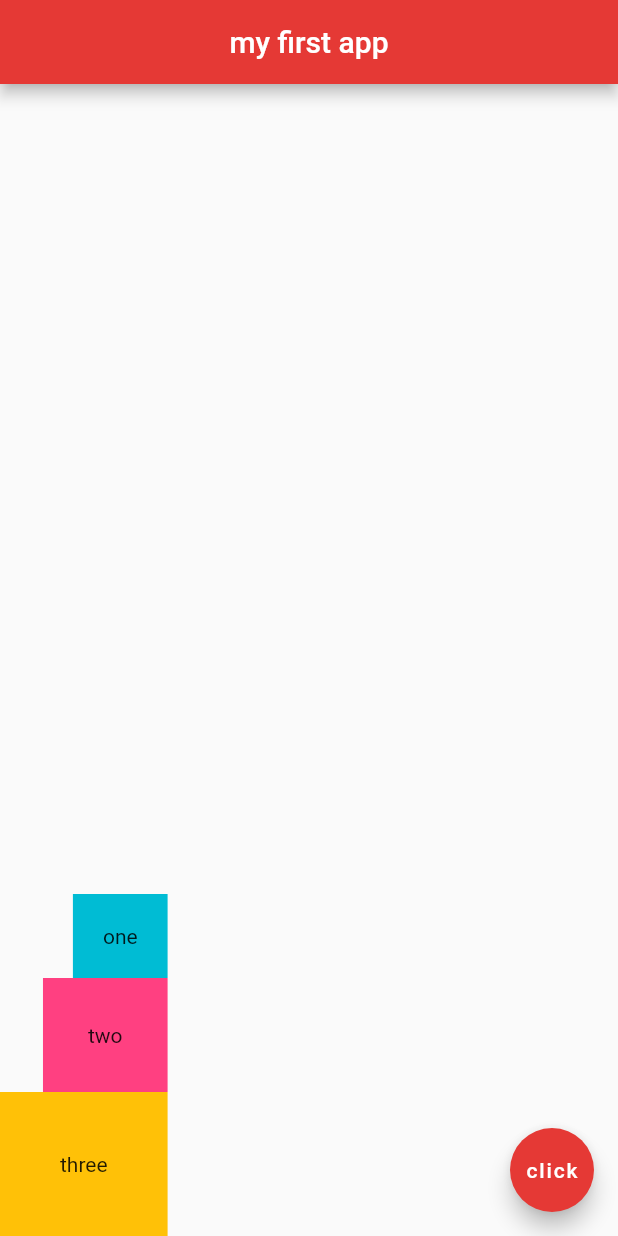
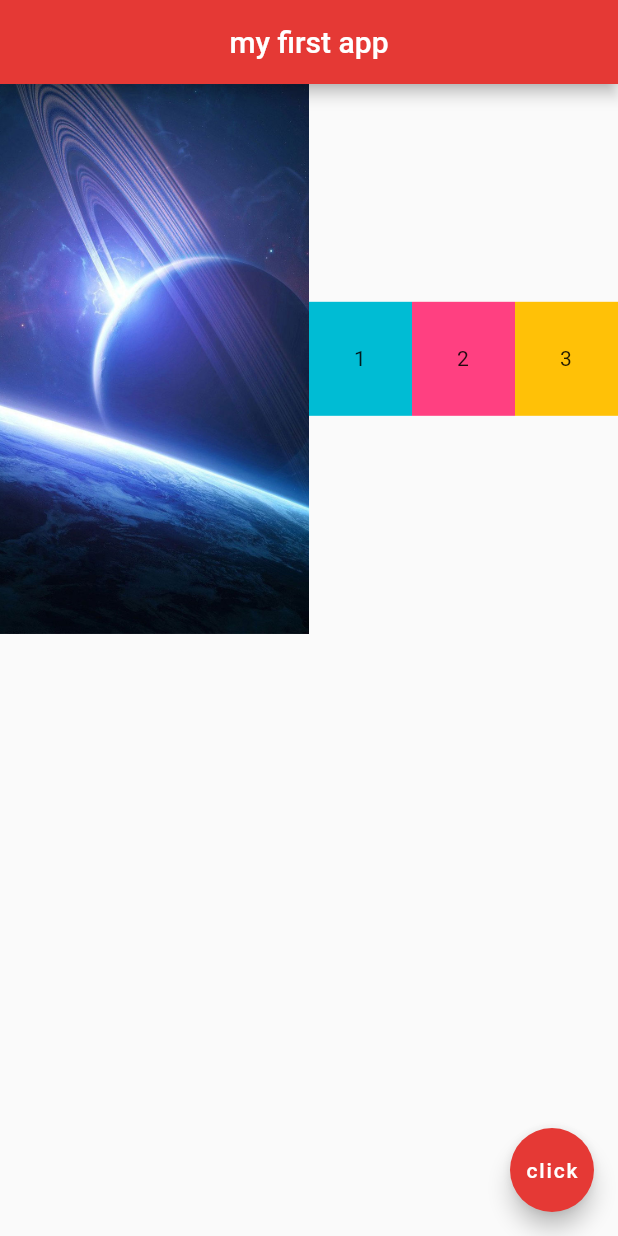
Before and after one commit to sai-myne/flutter-Basic, a Flutter app: the screen it shows after launch, on a phone screen of 412 x 824 dp. Run offline on Flutter 3.47's test engine with Material 2 defaults, Android fonts, the phone set to English and light mode, and no system bars.

Commit message:
Expanded-Widgets

```diff
--- a/myapp/lib/main.dart
+++ b/myapp/lib/main.dart
@@ -13,24 +13,35 @@ class Home extends StatelessWidget {
         centerTitle: true,
         backgroundColor: Colors.red[600],
       ),
-      body: Column(
-        mainAxisAlignment: MainAxisAlignment.end,
-        crossAxisAlignment: CrossAxisAlignment.end,
+      body: Row(
         children: <Widget>[
-          Container(
-            padding: EdgeInsets.all(20),
-            color: Colors.cyan,
-            child: Text('one'),
+          Expanded(
+              child: Image.asset('assets/space2.jpg'),
+            flex: 3,
           ),
-          Container(
-            padding: EdgeInsets.all(30),
-            color: Colors.pinkAccent,
-            child: Text('two'),
+          Expanded(
+            flex: 1,
+            child: Container(
+              padding: EdgeInsets.all(30.0),
+              color: Colors.cyan,
+              child: Text('1'),
+            ),
           ),
-          Container(
-            padding: EdgeInsets.all(40),
-            color: Colors.amber,
-            child: Text('three'),
+          Expanded(
+            flex: 1,
+            child: Container(
+              padding: EdgeInsets.all(30.0),
+              color: Colors.pinkAccent,
+              child: Text('2'),
+            ),
+          ),
+          Expanded(
+            flex: 1,
+            child: Container(
+              padding: EdgeInsets.all(30.0),
+              color: Colors.amber,
+              child: Text('3'),
+            ),
           ),
         ],
       ),
```
